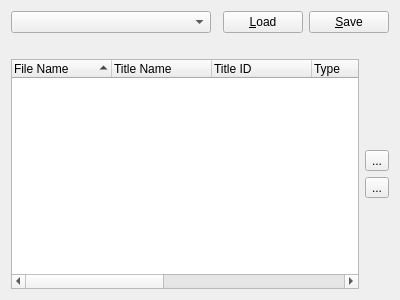
The window that mainwindow.ui (garoxas/FATOrderFile) describes before a commit, drawn with Qt 5.
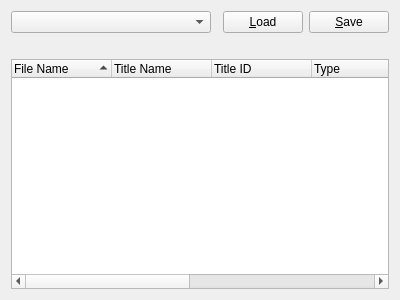
The same window after the commit. Custom widgets are drawn as their Qt base class.

```diff
--- a/mainwindow.ui
+++ b/mainwindow.ui
@@ -15,50 +15,6 @@
   </property>
   <widget class="QWidget" name="centralWidget">
    <layout class="QGridLayout" name="gridLayout">
-    <item row="3" column="4">
-     <layout class="QGridLayout" name="gridLayoutArrange">
-      <item row="1" column="0">
-       <widget class="QToolButton" name="upButton">
-        <property name="text">
-         <string>...</string>
-        </property>
-       </widget>
-      </item>
-      <item row="2" column="0">
-       <widget class="QToolButton" name="downButton">
-        <property name="text">
-         <string>...</string>
-        </property>
-       </widget>
-      </item>
-      <item row="0" column="0">
-       <spacer name="verticalSpacerUp">
-        <property name="orientation">
-         <enum>Qt::Vertical</enum>
-        </property>
-        <property name="sizeHint" stdset="0">
-         <size>
-          <width>20</width>
-          <height>40</height>
-         </size>
-        </property>
-       </spacer>
-      </item>
-      <item row="3" column="0">
-       <spacer name="verticalSpacerDown">
-        <property name="orientation">
-         <enum>Qt::Vertical</enum>
-        </property>
-        <property name="sizeHint" stdset="0">
-         <size>
-          <width>20</width>
-          <height>40</height>
-         </size>
-        </property>
-       </spacer>
-      </item>
-     </layout>
-    </item>
     <item row="2" column="0">
      <spacer name="verticalSpacer">
       <property name="orientation">
@@ -75,53 +31,6 @@
       </property>
      </spacer>
     </item>
-    <item row="3" column="0" colspan="4">
-     <widget class="QTreeWidget" name="treeWidget">
-      <property name="sortingEnabled">
-       <bool>true</bool>
-      </property>
-      <column>
-       <property name="text">
-        <string>File Name</string>
-       </property>
-      </column>
-      <column>
-       <property name="text">
-        <string>Title Name</string>
-       </property>
-      </column>
-      <column>
-       <property name="text">
-        <string>Title ID</string>
-       </property>
-      </column>
-      <column>
-       <property name="text">
-        <string>Type</string>
-       </property>
-      </column>
-      <column>
-       <property name="text">
-        <string>Size</string>
-       </property>
-      </column>
-      <column>
-       <property name="text">
-        <string>Date Created</string>
-       </property>
-      </column>
-      <column>
-       <property name="text">
-        <string>Date Last Accessed</string>
-       </property>
-      </column>
-      <column>
-       <property name="text">
-        <string>Date Modified</string>
-       </property>
-      </column>
-     </widget>
-    </item>
     <item row="0" column="0" colspan="5">
      <layout class="QGridLayout" name="gridLayoutCommand">
       <item row="0" column="0">
@@ -181,10 +90,64 @@
       </item>
      </layout>
     </item>
+    <item row="3" column="0" colspan="5">
+     <widget class="TreeWidget" name="treeWidget">
+      <property name="sortingEnabled">
+       <bool>true</bool>
+      </property>
+      <column>
+       <property name="text">
+        <string>File Name</string>
+       </property>
+      </column>
+      <column>
+       <property name="text">
+        <string>Title Name</string>
+       </property>
+      </column>
+      <column>
+       <property name="text">
+        <string>Title ID</string>
+       </property>
+      </column>
+      <column>
+       <property name="text">
+        <string>Type</string>
+       </property>
+      </column>
+      <column>
+       <property name="text">
+        <string>Size</string>
+       </property>
+      </column>
+      <column>
+       <property name="text">
+        <string>Date Created</string>
+       </property>
+      </column>
+      <column>
+       <property name="text">
+        <string>Date Last Accessed</string>
+       </property>
+      </column>
+      <column>
+       <property name="text">
+        <string>Date Modified</string>
+       </property>
+      </column>
+     </widget>
+    </item>
    </layout>
   </widget>
  </widget>
  <layoutdefault spacing="6" margin="11"/>
+ <customwidgets>
+  <customwidget>
+   <class>TreeWidget</class>
+   <extends>QTreeWidget</extends>
+   <header>treewidget.h</header>
+  </customwidget>
+ </customwidgets>
  <resources/>
  <connections/>
 </ui>
```
